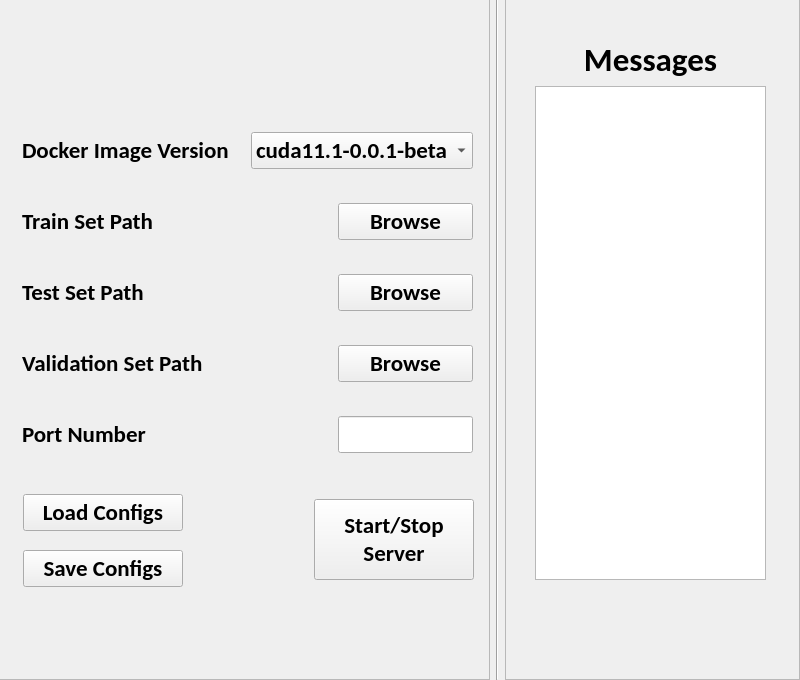
First picture: the form in launcher/launcher.ui, repository PaulCCCCCCH/Robustar_implementation, before the edit.
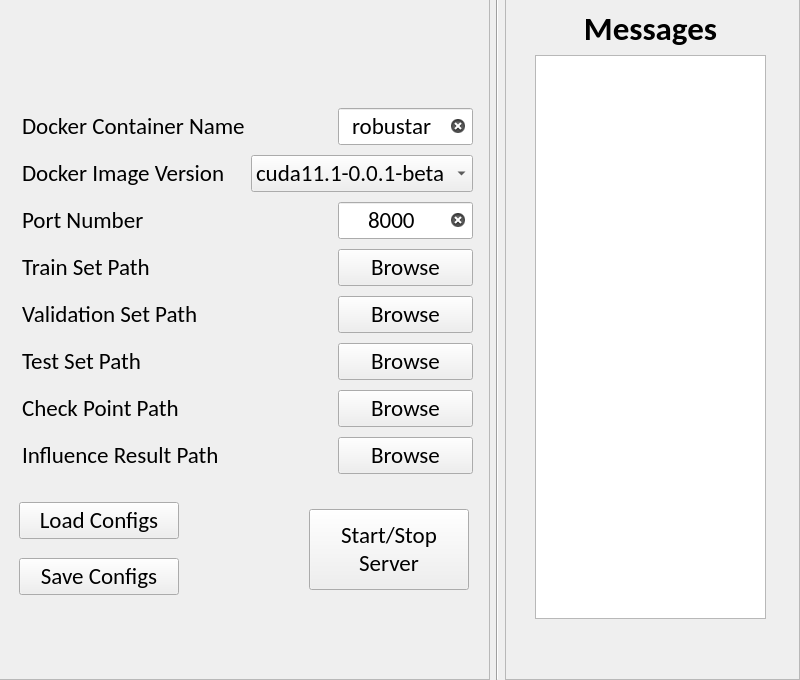
Second picture: the form after the edit. Icons and pictures are not drawn.

Commit message: Implement the basic functions of launcher.

```diff
--- a/launcher/launcher.ui
+++ b/launcher/launcher.ui
@@ -19,8 +19,8 @@
   <property name="font">
    <font>
     <family>Calibri</family>
-    <weight>75</weight>
-    <bold>true</bold>
+    <weight>50</weight>
+    <bold>false</bold>
    </font>
   </property>
   <property name="windowTitle">
@@ -58,12 +58,12 @@
       <property name="frameShadow">
        <enum>QFrame::Raised</enum>
       </property>
-      <widget class="QWidget" name="">
+      <widget class="QWidget" name="layoutWidget">
        <property name="geometry">
         <rect>
-         <x>150</x>
-         <y>40</y>
-         <width>202</width>
+         <x>100</x>
+         <y>20</y>
+         <width>271</width>
          <height>71</height>
         </rect>
        </property>
@@ -95,7 +95,7 @@
         </item>
        </layout>
       </widget>
-      <widget class="QWidget" name="">
+      <widget class="QWidget" name="layoutWidget">
        <property name="geometry">
         <rect>
          <x>23</x>
@@ -105,10 +105,64 @@
         </rect>
        </property>
        <layout class="QVBoxLayout" name="verticalLayout_2">
+        <item>
+         <layout class="QHBoxLayout" name="horizontalLayout_8">
+          <item>
+           <widget class="QLabel" name="label_8">
+            <property name="font">
+             <font>
+              <weight>50</weight>
+              <bold>false</bold>
+             </font>
+            </property>
+            <property name="text">
+             <string>Docker Container Name</string>
+            </property>
+           </widget>
+          </item>
+          <item>
+           <widget class="QLineEdit" name="nameInput">
+            <property name="sizePolicy">
+             <sizepolicy hsizetype="Maximum" vsizetype="Fixed">
+              <horstretch>0</horstretch>
+              <verstretch>0</verstretch>
+             </sizepolicy>
+            </property>
+            <property name="maximumSize">
+             <size>
+              <width>135</width>
+              <height>16777215</height>
+             </size>
+            </property>
+            <property name="font">
+             <font>
+              <weight>50</weight>
+              <bold>false</bold>
+             </font>
+            </property>
+            <property name="text">
+             <string>robustar</string>
+            </property>
+            <property name="alignment">
+             <set>Qt::AlignCenter</set>
+            </property>
+            <property name="clearButtonEnabled">
+             <bool>true</bool>
+            </property>
+           </widget>
+          </item>
+         </layout>
+        </item>
         <item>
          <layout class="QHBoxLayout" name="horizontalLayout_2">
           <item>
            <widget class="QLabel" name="label_3">
+            <property name="font">
+             <font>
+              <weight>50</weight>
+              <bold>false</bold>
+             </font>
+            </property>
             <property name="text">
              <string>Docker Image Version</string>
             </property>
@@ -128,6 +182,12 @@
               <height>16777215</height>
              </size>
             </property>
+            <property name="font">
+             <font>
+              <weight>50</weight>
+              <bold>false</bold>
+             </font>
+            </property>
             <property name="currentText">
              <string>cuda11.1-0.0.1-beta</string>
             </property>
@@ -148,10 +208,64 @@
           </item>
          </layout>
         </item>
+        <item>
+         <layout class="QHBoxLayout" name="horizontalLayout_6">
+          <item>
+           <widget class="QLabel" name="label_7">
+            <property name="font">
+             <font>
+              <weight>50</weight>
+              <bold>false</bold>
+             </font>
+            </property>
+            <property name="text">
+             <string>Port Number</string>
+            </property>
+           </widget>
+          </item>
+          <item>
+           <widget class="QLineEdit" name="portInput">
+            <property name="sizePolicy">
+             <sizepolicy hsizetype="Maximum" vsizetype="Fixed">
+              <horstretch>0</horstretch>
+              <verstretch>0</verstretch>
+             </sizepolicy>
+            </property>
+            <property name="maximumSize">
+             <size>
+              <width>135</width>
+              <height>16777215</height>
+             </size>
+            </property>
+            <property name="font">
+             <font>
+              <weight>50</weight>
+              <bold>false</bold>
+             </font>
+            </property>
+            <property name="text">
+             <string>8000</string>
+            </property>
+            <property name="alignment">
+             <set>Qt::AlignCenter</set>
+            </property>
+            <property name="clearButtonEnabled">
+             <bool>true</bool>
+            </property>
+           </widget>
+          </item>
+         </layout>
+        </item>
         <item>
          <layout class="QHBoxLayout" name="horizontalLayout_3">
           <item>
            <widget class="QLabel" name="label_4">
+            <property name="font">
+             <font>
+              <weight>50</weight>
+              <bold>false</bold>
+             </font>
+            </property>
             <property name="text">
              <string>Train Set Path</string>
             </property>
@@ -171,6 +285,54 @@
               <height>16777215</height>
              </size>
             </property>
+            <property name="font">
+             <font>
+              <weight>50</weight>
+              <bold>false</bold>
+             </font>
+            </property>
+            <property name="text">
+             <string>Browse</string>
+            </property>
+           </widget>
+          </item>
+         </layout>
+        </item>
+        <item>
+         <layout class="QHBoxLayout" name="horizontalLayout_5">
+          <item>
+           <widget class="QLabel" name="label_6">
+            <property name="font">
+             <font>
+              <weight>50</weight>
+              <bold>false</bold>
+             </font>
+            </property>
+            <property name="text">
+             <string>Validation Set Path</string>
+            </property>
+           </widget>
+          </item>
+          <item>
+           <widget class="QPushButton" name="validationPathButton">
+            <property name="sizePolicy">
+             <sizepolicy hsizetype="Maximum" vsizetype="Fixed">
+              <horstretch>0</horstretch>
+              <verstretch>0</verstretch>
+             </sizepolicy>
+            </property>
+            <property name="maximumSize">
+             <size>
+              <width>135</width>
+              <height>16777215</height>
+             </size>
+            </property>
+            <property name="font">
+             <font>
+              <weight>50</weight>
+              <bold>false</bold>
+             </font>
+            </property>
             <property name="text">
              <string>Browse</string>
             </property>
@@ -182,6 +344,12 @@
          <layout class="QHBoxLayout" name="horizontalLayout_4">
           <item>
            <widget class="QLabel" name="label_5">
+            <property name="font">
+             <font>
+              <weight>50</weight>
+              <bold>false</bold>
+             </font>
+            </property>
             <property name="text">
              <string>Test Set Path</string>
             </property>
@@ -201,6 +369,12 @@
               <height>16777215</height>
              </size>
             </property>
+            <property name="font">
+             <font>
+              <weight>50</weight>
+              <bold>false</bold>
+             </font>
+            </property>
             <property name="text">
              <string>Browse</string>
             </property>
@@ -209,16 +383,22 @@
          </layout>
         </item>
         <item>
-         <layout class="QHBoxLayout" name="horizontalLayout_5">
+         <layout class="QHBoxLayout" name="horizontalLayout_10">
           <item>
-           <widget class="QLabel" name="label_6">
+           <widget class="QLabel" name="label_10">
+            <property name="font">
+             <font>
+              <weight>50</weight>
+              <bold>false</bold>
+             </font>
+            </property>
             <property name="text">
-             <string>Validation Set Path</string>
+             <string>Check Point Path</string>
             </property>
            </widget>
           </item>
           <item>
-           <widget class="QPushButton" name="ValidationPathButton">
+           <widget class="QPushButton" name="checkPointPathButton">
             <property name="sizePolicy">
              <sizepolicy hsizetype="Maximum" vsizetype="Fixed">
               <horstretch>0</horstretch>
@@ -231,6 +411,12 @@
               <height>16777215</height>
              </size>
             </property>
+            <property name="font">
+             <font>
+              <weight>50</weight>
+              <bold>false</bold>
+             </font>
+            </property>
             <property name="text">
              <string>Browse</string>
             </property>
@@ -239,16 +425,22 @@
          </layout>
         </item>
         <item>
-         <layout class="QHBoxLayout" name="horizontalLayout_6">
+         <layout class="QHBoxLayout" name="horizontalLayout_9">
           <item>
-           <widget class="QLabel" name="label_7">
+           <widget class="QLabel" name="label_9">
+            <property name="font">
+             <font>
+              <weight>50</weight>
+              <bold>false</bold>
+             </font>
+            </property>
             <property name="text">
-             <string>Port Number</string>
+             <string>Influence Result Path</string>
             </property>
            </widget>
           </item>
           <item>
-           <widget class="QLineEdit" name="portLine">
+           <widget class="QPushButton" name="influencePathButton">
             <property name="sizePolicy">
              <sizepolicy hsizetype="Maximum" vsizetype="Fixed">
               <horstretch>0</horstretch>
@@ -261,6 +453,15 @@
               <height>16777215</height>
              </size>
             </property>
+            <property name="font">
+             <font>
+              <weight>50</weight>
+              <bold>false</bold>
+             </font>
+            </property>
+            <property name="text">
+             <string>Browse</string>
+            </property>
            </widget>
           </item>
          </layout>
@@ -270,8 +471,8 @@
       <widget class="QPushButton" name="serverControlButton">
        <property name="geometry">
         <rect>
-         <x>315</x>
-         <y>500</y>
+         <x>310</x>
+         <y>510</y>
          <width>160</width>
          <height>81</height>
         </rect>
@@ -306,6 +507,12 @@
          <height>0</height>
         </size>
        </property>
+       <property name="font">
+        <font>
+         <weight>50</weight>
+         <bold>false</bold>
+        </font>
+       </property>
        <property name="styleSheet">
         <string notr="true"/>
        </property>
@@ -314,11 +521,11 @@
 Server</string>
        </property>
       </widget>
-      <widget class="QWidget" name="">
+      <widget class="QWidget" name="layoutWidget">
        <property name="geometry">
         <rect>
-         <x>24</x>
-         <y>482</y>
+         <x>20</x>
+         <y>490</y>
          <width>181</width>
          <height>121</height>
         </rect>
@@ -338,6 +545,12 @@
             <height>16777215</height>
            </size>
           </property>
+          <property name="font">
+           <font>
+            <weight>50</weight>
+            <bold>false</bold>
+           </font>
+          </property>
           <property name="text">
            <string>Load Configs</string>
           </property>
@@ -357,6 +570,12 @@
             <height>16777215</height>
            </size>
           </property>
+          <property name="font">
+           <font>
+            <weight>50</weight>
+            <bold>false</bold>
+           </font>
+          </property>
           <property name="text">
            <string>Save Configs</string>
           </property>
@@ -387,13 +606,13 @@
       <property name="frameShadow">
        <enum>QFrame::Raised</enum>
       </property>
-      <widget class="QWidget" name="">
+      <widget class="QWidget" name="layoutWidget">
        <property name="geometry">
         <rect>
          <x>30</x>
-         <y>40</y>
+         <y>9</y>
          <width>231</width>
-         <height>541</height>
+         <height>611</height>
         </rect>
        </property>
        <layout class="QVBoxLayout" name="verticalLayout_3">
```
Left out of the diff: 6 changed lines with no effect on the pictures. The commit also changes 1 other file.
